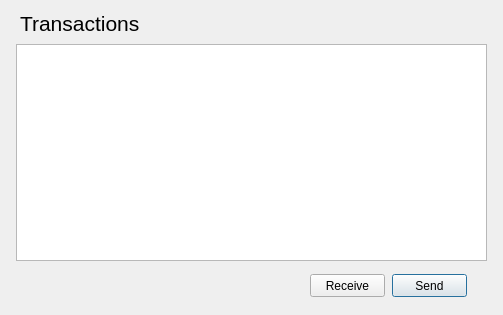
Qt form lib/view/walletdialog.ui (RdeWilde/JoyStream) before a commit.
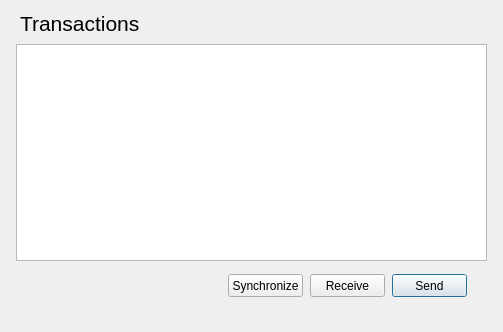
The same form after that commit.

The edit to the form file:
```diff
--- a/lib/view/walletdialog.ui
+++ b/lib/view/walletdialog.ui
@@ -7,7 +7,7 @@
     <x>0</x>
     <y>0</y>
     <width>503</width>
-    <height>315</height>
+    <height>332</height>
    </rect>
   </property>
   <property name="windowTitle">
@@ -80,6 +80,32 @@
     <string>Transactions</string>
    </property>
   </widget>
+  <widget class="QLabel" name="numTransactions">
+   <property name="geometry">
+    <rect>
+     <x>18</x>
+     <y>290</y>
+     <width>233</width>
+     <height>16</height>
+    </rect>
+   </property>
+   <property name="text">
+    <string/>
+   </property>
+  </widget>
+  <widget class="QPushButton" name="synchronizePushButton">
+   <property name="geometry">
+    <rect>
+     <x>228</x>
+     <y>274</y>
+     <width>75</width>
+     <height>23</height>
+    </rect>
+   </property>
+   <property name="text">
+    <string>Synchronize</string>
+   </property>
+  </widget>
  </widget>
  <resources/>
  <connections/>
```
Left out of the diff: 2 changed lines with no effect on the pictures.
